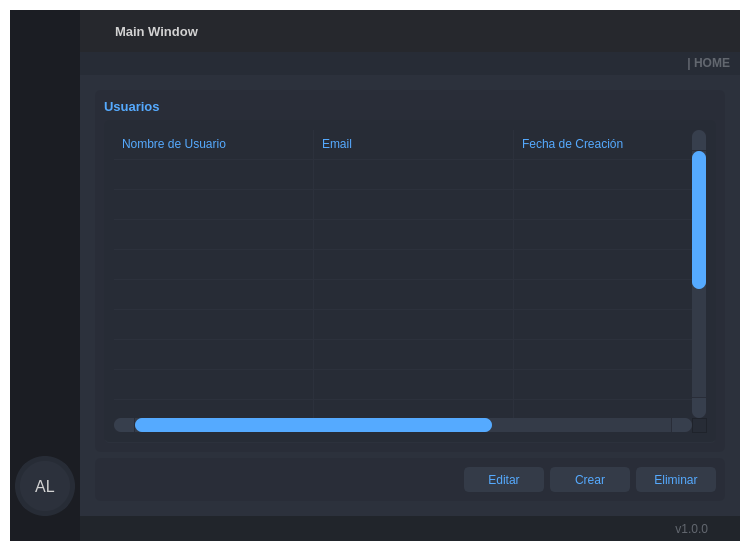
The window that visuals/GUI_BASE.ui (dariolggomez/HEATS-BOARD) describes before a commit, drawn with Qt 5.
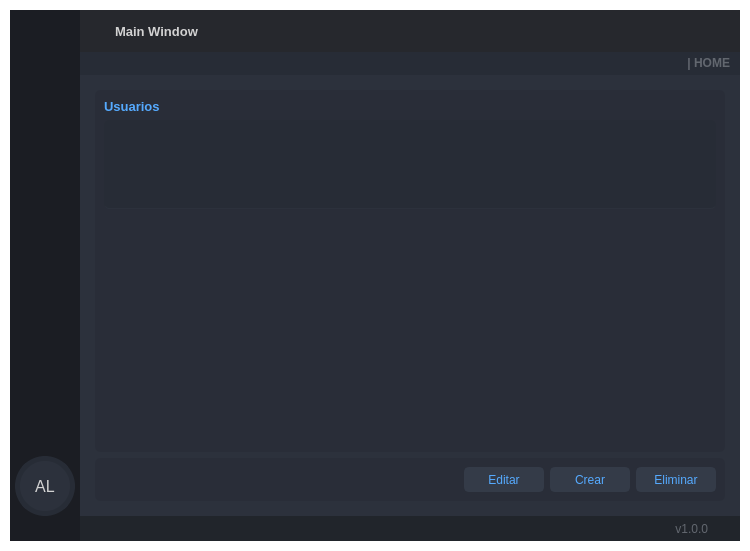
The same window after the commit. The open tabs and pages were chosen to show the change. Icons and pictures are not drawn.

Commit message: creada la tabla de usuarios, func del boton eliminar, corregido el tama;o de los rows de la tabla.

Patch:
```diff
--- a/visuals/GUI_BASE.ui
+++ b/visuals/GUI_BASE.ui
@@ -1732,12 +1732,21 @@
                           </item>
                           <item>
                            <widget class="QTableWidget" name="userTableWidget">
+                            <property name="enabled">
+                             <bool>true</bool>
+                            </property>
                             <property name="sizePolicy">
-                             <sizepolicy hsizetype="Expanding" vsizetype="Expanding">
+                             <sizepolicy hsizetype="Preferred" vsizetype="Preferred">
                               <horstretch>0</horstretch>
                               <verstretch>0</verstretch>
                              </sizepolicy>
                             </property>
+                            <property name="maximumSize">
+                             <size>
+                              <width>99999</width>
+                              <height>200</height>
+                             </size>
+                            </property>
                             <property name="palette">
                              <palette>
                               <active>
@@ -1997,7 +2006,10 @@
                              <enum>QFrame::NoFrame</enum>
                             </property>
                             <property name="verticalScrollBarPolicy">
-                             <enum>Qt::ScrollBarAlwaysOn</enum>
+                             <enum>Qt::ScrollBarAsNeeded</enum>
+                            </property>
+                            <property name="horizontalScrollBarPolicy">
+                             <enum>Qt::ScrollBarAsNeeded</enum>
                             </property>
                             <property name="sizeAdjustPolicy">
                              <enum>QAbstractScrollArea::AdjustToContents</enum>
@@ -2023,6 +2035,12 @@
                             <property name="sortingEnabled">
                              <bool>false</bool>
                             </property>
+                            <property name="wordWrap">
+                             <bool>true</bool>
+                            </property>
+                            <property name="rowCount">
+                             <number>0</number>
+                            </property>
                             <attribute name="horizontalHeaderVisible">
                              <bool>false</bool>
                             </attribute>
@@ -2041,134 +2059,36 @@
                             <attribute name="verticalHeaderCascadingSectionResizes">
                              <bool>false</bool>
                             </attribute>
+                            <attribute name="verticalHeaderMinimumSectionSize">
+                             <number>30</number>
+                            </attribute>
+                            <attribute name="verticalHeaderDefaultSectionSize">
+                             <number>30</number>
+                            </attribute>
                             <attribute name="verticalHeaderHighlightSections">
                              <bool>false</bool>
                             </attribute>
                             <attribute name="verticalHeaderStretchLastSection">
-                             <bool>true</bool>
+                             <bool>false</bool>
                             </attribute>
-                            <row>
-                             <property name="text">
-                              <string>New Row</string>
-                             </property>
-                             <property name="font">
-                              <font>
-                               <family>Segoe UI</family>
-                              </font>
-                             </property>
-                            </row>
-                            <row>
-                             <property name="text">
-                              <string>New Row</string>
-                             </property>
-                            </row>
-                            <row>
-                             <property name="text">
-                              <string>New Row</string>
-                             </property>
-                            </row>
-                            <row>
-                             <property name="text">
-                              <string>New Row</string>
-                             </property>
-                            </row>
-                            <row>
-                             <property name="text">
-                              <string>New Row</string>
-                             </property>
-                            </row>
-                            <row>
-                             <property name="text">
-                              <string>New Row</string>
-                             </property>
-                            </row>
-                            <row>
-                             <property name="text">
-                              <string>New Row</string>
-                             </property>
-                            </row>
-                            <row>
-                             <property name="text">
-                              <string>New Row</string>
-                             </property>
-                            </row>
-                            <row>
-                             <property name="text">
-                              <string>New Row</string>
-                             </property>
-                            </row>
-                            <row>
-                             <property name="text">
-                              <string>New Row</string>
-                             </property>
-                            </row>
-                            <row>
-                             <property name="text">
-                              <string>New Row</string>
-                             </property>
-                            </row>
-                            <row>
-                             <property name="text">
-                              <string>New Row</string>
-                             </property>
-                            </row>
-                            <row>
-                             <property name="text">
-                              <string>New Row</string>
-                             </property>
-                            </row>
-                            <row>
-                             <property name="text">
-                              <string>New Row</string>
-                             </property>
-                            </row>
-                            <row>
-                             <property name="text">
-                              <string>New Row</string>
-                             </property>
-                            </row>
-                            <row>
-                             <property name="text">
-                              <string>New Row</string>
-                             </property>
-                            </row>
-                            <column>
-                             <property name="text">
-                              <string>0</string>
-                             </property>
-                            </column>
-                            <column>
-                             <property name="text">
-                              <string>1</string>
-                             </property>
-                            </column>
-                            <column>
-                             <property name="text">
-                              <string>2</string>
-                             </property>
-                            </column>
-                            <item row="0" column="0">
-                             <property name="text">
-                              <string>Nombre de Usuario</string>
-                             </property>
-                            </item>
-                            <item row="0" column="1">
-                             <property name="text">
-                              <string>Email</string>
-                             </property>
-                            </item>
-                            <item row="0" column="2">
-                             <property name="text">
-                              <string>Fecha de Creación</string>
-                             </property>
-                            </item>
-                            <item row="1" column="2">
-                             <property name="text">
-                              <string/>
-                             </property>
-                            </item>
                            </widget>
                           </item>
+                          <item>
+                           <spacer name="verticalSpacer">
+                            <property name="orientation">
+                             <enum>Qt::Vertical</enum>
+                            </property>
+                            <property name="sizeType">
+                             <enum>QSizePolicy::Expanding</enum>
+                            </property>
+                            <property name="sizeHint" stdset="0">
+                             <size>
+                              <width>20</width>
+                              <height>193</height>
+                             </size>
+                            </property>
+                           </spacer>
+                          </item>
                          </layout>
                         </widget>
                        </item>
```
Left out of the diff: 16 changed lines with no effect on the pictures. The commit also changes 7 other files.
